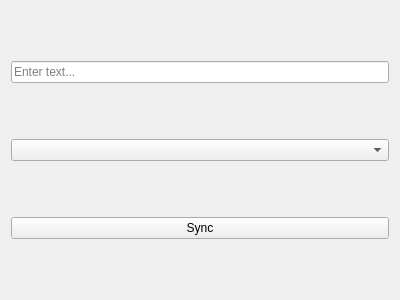
The window that kOrganizify/src/syncwindow.ui (jelisavetagavrilovic/kOrganizify) describes before a commit, drawn with Qt 5.
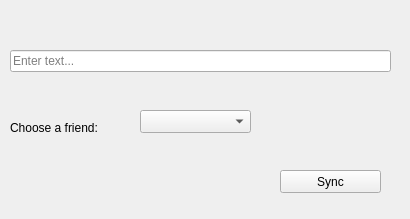
The same window after the commit.

Diff of the .ui file:
```diff
--- a/kOrganizify/src/syncwindow.ui
+++ b/kOrganizify/src/syncwindow.ui
@@ -6,25 +6,37 @@
    <rect>
     <x>0</x>
     <y>0</y>
-    <width>400</width>
-    <height>300</height>
+    <width>410</width>
+    <height>219</height>
    </rect>
   </property>
   <property name="windowTitle">
    <string>Form</string>
   </property>
-  <layout class="QVBoxLayout" name="verticalLayout">
-   <item>
     <widget class="QLineEdit" name="le_nameInput">
+   <property name="geometry">
+    <rect>
+     <x>10</x>
+     <y>50</y>
+     <width>381</width>
+     <height>22</height>
+    </rect>
+   </property>
      <property name="placeholderText">
       <string>Enter text...</string>
      </property>
     </widget>
-   </item>
-   <item>
     <widget class="QComboBox" name="cb_selectHours">
+   <property name="geometry">
+    <rect>
+     <x>140</x>
+     <y>110</y>
+     <width>111</width>
+     <height>23</height>
+    </rect>
+   </property>
      <property name="currentIndex">
-      <number>0</number>
+    <number>-1</number>
      </property>
      <property name="maximum" stdset="0">
       <number>24</number>
@@ -33,15 +45,32 @@
       <number>1</number>
      </property>
     </widget>
-   </item>
-   <item>
     <widget class="QPushButton" name="btn_sync">
+   <property name="geometry">
+    <rect>
+     <x>280</x>
+     <y>170</y>
+     <width>101</width>
+     <height>23</height>
+    </rect>
+   </property>
      <property name="text">
       <string>Sync</string>
      </property>
     </widget>
-   </item>
-  </layout>
+  <widget class="QLabel" name="label">
+   <property name="geometry">
+    <rect>
+     <x>10</x>
+     <y>120</y>
+     <width>101</width>
+     <height>16</height>
+    </rect>
+   </property>
+   <property name="text">
+    <string>Choose a friend:</string>
+   </property>
+  </widget>
  </widget>
  <resources/>
  <connections/>
```
Lines whose indentation alone changed are shown as unchanged.
